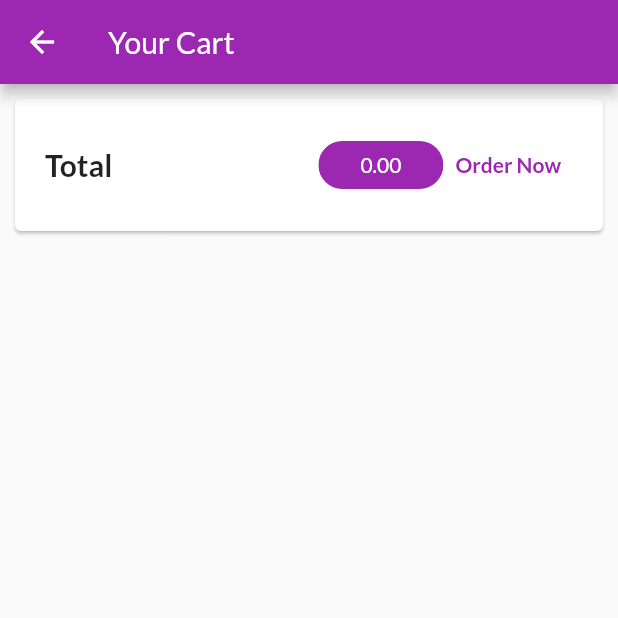
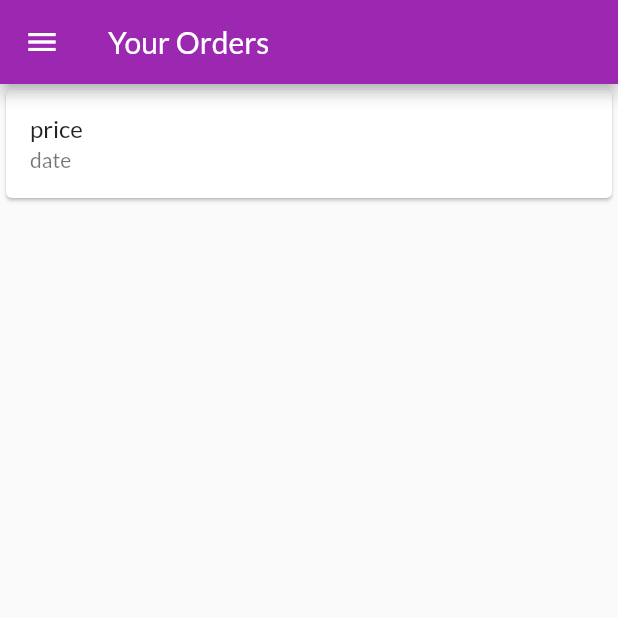
Before and after one commit to FahadNakash/ShopApp_Getx, a Flutter app: the CartScreen screen opened by its route, after a tap on "Order Now", on a phone screen of 412 x 824 dp, the top half of it. Run offline on Flutter 3.47's test engine with Material 2 defaults, Android fonts, the phone set to English and light mode, and no system bars; our stand-ins replace get; network calls fail.

Commit message:
add AppDrawer and orderScreen

```diff
--- /dev/null
+++ b/lib/controller/order_controller.dart
@@ -0,0 +1,18 @@
+import 'package:get/get.dart';
+import '../model/order.dart';
+import '../model/cart.dart';
+class OrderController extends GetxController{
+  RxList orderItems=<Order>[].obs;
+  static OrderController get orderGetter=>Get.find<OrderController>();
+
+  void addOrder(List<Cart> cartItems,double price){
+    orderItems.insert(0, Order(id: DateTime.now().toString(),date: DateTime.now(),price:price,product: cartItems ));
+    print(orderItems);
+
+
+  }
+
+
+
+
+}
--- a/lib/main.dart
+++ b/lib/main.dart
@@ -1,14 +1,18 @@
 import 'package:flutter/material.dart';
 import 'package:get/get.dart';
+import 'package:shopapp_getx/controller/order_controller.dart';
 import 'package:shopapp_getx/screens/cart_screen.dart';
 import '/controller/cart_controller.dart';
 import 'controller/products_controller.dart';
 import 'screens/product_overview_screen.dart';
 import 'screens/product_detail_screen.dart';
 import 'screens/cart_screen.dart';
+import 'screens/order_screen.dart';
+import 'widgets/app_drawer.dart';
 void main() {
   Get.put(CartController());
   Get.put(ProductsController());
+  Get.put(OrderController());
   runApp(const MyApp());
 }
 class MyApp extends StatelessWidget {
@@ -30,6 +34,7 @@ class MyApp extends StatelessWidget {
       getPages: [
         GetPage(name: '/product_detail_screen', page: ()=>ProductDetailScreen()),
         GetPage(name: '/cart_screen', page: ()=>CartScreen()),
+        GetPage(name: '/order_screen', page: ()=>OrderScreen()),
       ],
     );
   }
--- /dev/null
+++ b/lib/model/order.dart
@@ -0,0 +1,15 @@
+import 'package:flutter/cupertino.dart';
+
+import '../model/cart.dart';
+class Order{
+  late final String id;
+  late final double price;
+  late final List<Cart> product;
+  late DateTime date;
+  Order({
+    required this.id,
+    required this.price,
+    required this.product,
+    required this.date
+  });
+}
--- a/lib/screens/cart_screen.dart
+++ b/lib/screens/cart_screen.dart
@@ -1,16 +1,24 @@
 import 'package:flutter/material.dart';
-import 'package:shopapp_getx/model/cart.dart';
+import 'package:get/get.dart';
+import '../controller/order_controller.dart';
 import '../controller/cart_controller.dart';
 import '../widgets/cart_items.dart';
+import '../model/cart.dart';
+
 class CartScreen extends StatelessWidget {
   const CartScreen({Key? key}) : super(key: key);
-
   @override
   Widget build(BuildContext context) {
-    final cartController=CartController.cartGetter;
-    final cart=cartController.cartItems.value.values.toList();
-    print(cart);
-
+    final cartController = CartController.cartGetter;
+    final orderController = OrderController.orderGetter;
+    // print(cartController.cartItems.runtimeType);
+    final List<Cart> cartObjects =
+    // cartController.cartItems.value.values.toList()//this line show error list<dynamic cannt assign List<Cart>
+    cartController.cartItems.value.values.toList() as List<Cart>;  //list of objects
+    // print(cartObjects);
+    final cartKeys =
+        cartController.cartItems.value.keys.toList(); //list of keys
+    // print(cartKeys);
     return Scaffold(
       appBar: AppBar(
         title: Text('Your Cart'),
@@ -24,23 +32,48 @@ class CartScreen extends StatelessWidget {
               child: Row(
                 mainAxisAlignment: MainAxisAlignment.spaceBetween,
                 children: [
-                  Text('Total',style: TextStyle(fontWeight: FontWeight.bold,fontSize: 20),),
+                  Text(
+                    'Total',
+                    style: TextStyle(fontWeight: FontWeight.bold, fontSize: 20),
+                  ),
                   Spacer(),
-                  SizedBox(width: 10,),
-                  Chip(label: Text(cartController.totalPrice.toStringAsFixed(2).toString(),style: TextStyle(color: Colors.white),),padding: EdgeInsets.only(left: 20,right: 20),backgroundColor: Colors.purple,),
-                  TextButton(onPressed: (){}, child: Text('Order Now',style: TextStyle(color: Colors.purple,fontWeight: FontWeight.bold),))
+                  SizedBox(
+                    width: 10,
+                  ),
+                  Chip(
+                    label: Obx(
+                      () => Text(
+                        cartController.totalPrice.toStringAsFixed(2).toString(),
+                        style: TextStyle(color: Colors.white),
+                      ),
+                    ),
+                    padding: EdgeInsets.only(left: 20, right: 20),
+                    backgroundColor: Colors.purple,
+                  ),
+                  TextButton(
+                      onPressed: () {
+                        orderController.addOrder(cartObjects, cartController.totalPrice);
+                        cartController.cartItems.clear();
+                        Get.toNamed('/order_screen');
+                      },
+                      child: Text(
+                        'Order Now',
+                        style: TextStyle(
+                            color: Colors.purple, fontWeight: FontWeight.bold),
+                      ))
                 ],
               ),
             ),
           ),
-          Expanded(child: ListView.builder(
-            itemCount: cartController.cartItems.value.length,
-              itemBuilder: (context,index){
-                return CartItems(
-                  cart[index]
-                );
-          })
-          )
+          Obx(() => Expanded(
+              child: ListView.builder(
+                  itemCount: cartController.cartItems.value.length,
+                  itemBuilder: (context, index) {
+                    return CartItems(
+                      cartObjects[index],
+                      cartKeys[index],
+                    );
+                  })))
         ],
       ),
     );
--- /dev/null
+++ b/lib/screens/order_screen.dart
@@ -0,0 +1,24 @@
+import 'package:flutter/material.dart';
+import '../controller/order_controller.dart';
+import '../widgets/order_items.dart';
+import '../widgets/app_drawer.dart';
+class OrderScreen extends StatelessWidget {
+  const OrderScreen({Key? key}) : super(key: key);
+
+  @override
+  Widget build(BuildContext context) {
+    final orderController = OrderController.orderGetter;
+    return Scaffold(
+      appBar: AppBar(
+        title: Text('Your Orders'),
+      ),
+      drawer:AppDrawer(),
+      body: ListView.builder(
+        itemCount: orderController.orderItems.value.length,
+          itemBuilder: (context,index){
+            return OrderItems();
+          }
+      ),
+    );
+  }
+}
--- a/lib/screens/product_overview_screen.dart
+++ b/lib/screens/product_overview_screen.dart
@@ -6,6 +6,7 @@ import '../controller/products_controller.dart';
 import '../constant/icon_text_button.dart';
 import '../controller/cart_controller.dart';
 import '../screens/cart_screen.dart';
+import '../widgets/app_drawer.dart';
  enum FilterOptions{
   IsFavorite,
   All,
@@ -40,6 +41,7 @@ class ProductOverViewScreen extends StatelessWidget {
           ),
         ],
       ),
+      drawer: AppDrawer(),
       body:GridView.builder(
           padding: EdgeInsets.all(7),
           gridDelegate: SliverGridDelegateWithFixedCrossAxisCount(
@@ -50,7 +52,7 @@ class ProductOverViewScreen extends StatelessWidget {
           ),
           itemCount: data.length,
           itemBuilder:(BuildContext,index){
-            return ProductItem(data,index);
+            return Hero(tag: UniqueKey(), child: ProductItem(data,index));
           } ,
         ),
       );
--- /dev/null
+++ b/lib/widgets/order_items.dart
@@ -0,0 +1,13 @@
+import 'package:flutter/material.dart';
+class OrderItems extends StatelessWidget {
+  const OrderItems({Key? key}) : super(key: key);
+  @override
+  Widget build(BuildContext context) {
+    return  Card(
+      child: ListTile(
+        title: Text('price'),
+        subtitle: Text('date'),
+      ),
+    );
+  }
+}
--- a/pubspec.yaml
+++ b/pubspec.yaml
@@ -38,6 +38,7 @@ dependencies:
 dev_dependencies:
   flutter_test:
     sdk: flutter
+  intl: ^0.17.0
 
   # The "flutter_lints" package below contains a set of recommended lints to
   # encourage good coding practices. The lint set provided by the package is
```
Also changed, not shown: lib/controller/cart_controller.dart (+4 -3 lines), lib/screens/product_detail_screen.dart (+19 -1 lines), lib/widgets/app_drawer.dart (added, +39 -0 lines), lib/widgets/cart_items.dart (+20 -3 lines), pubspec.lock.
